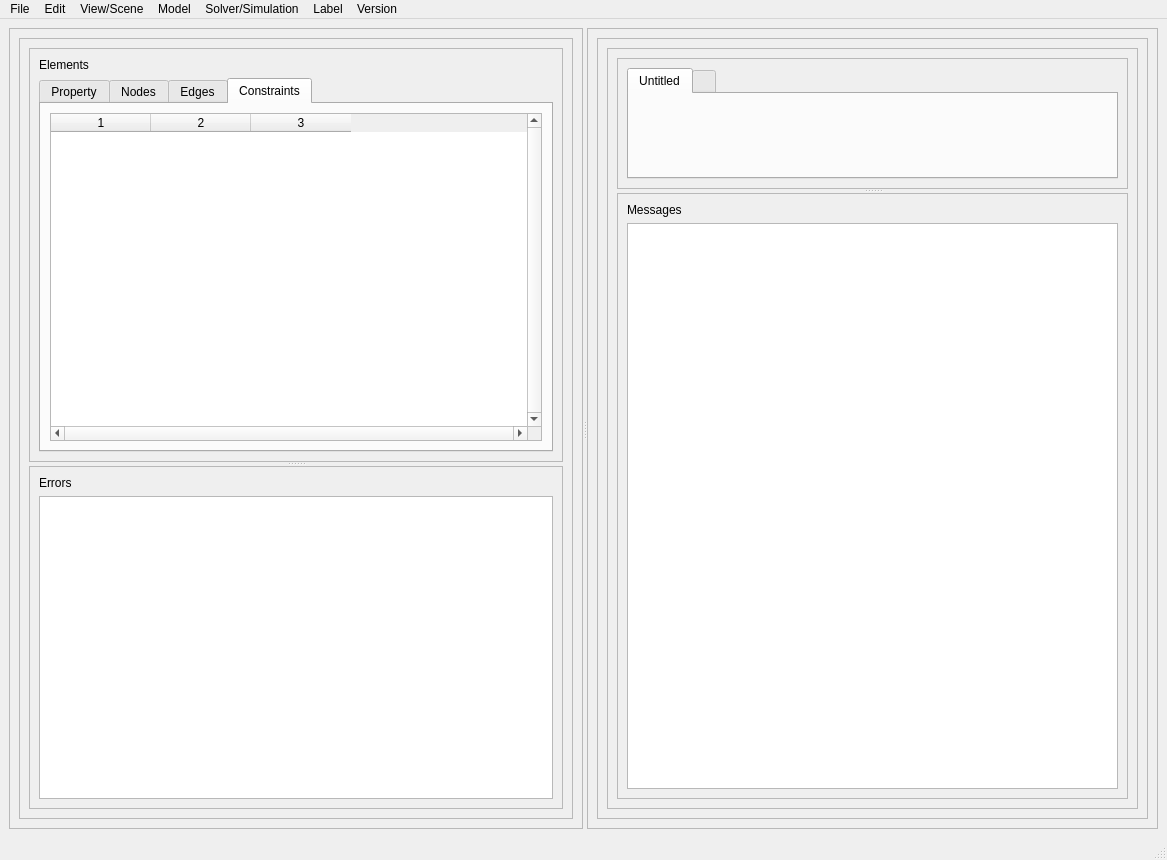
First picture: the form in gui/Ui_MainWindow.ui, repository myngshj3/graphcore-poc, before the edit.
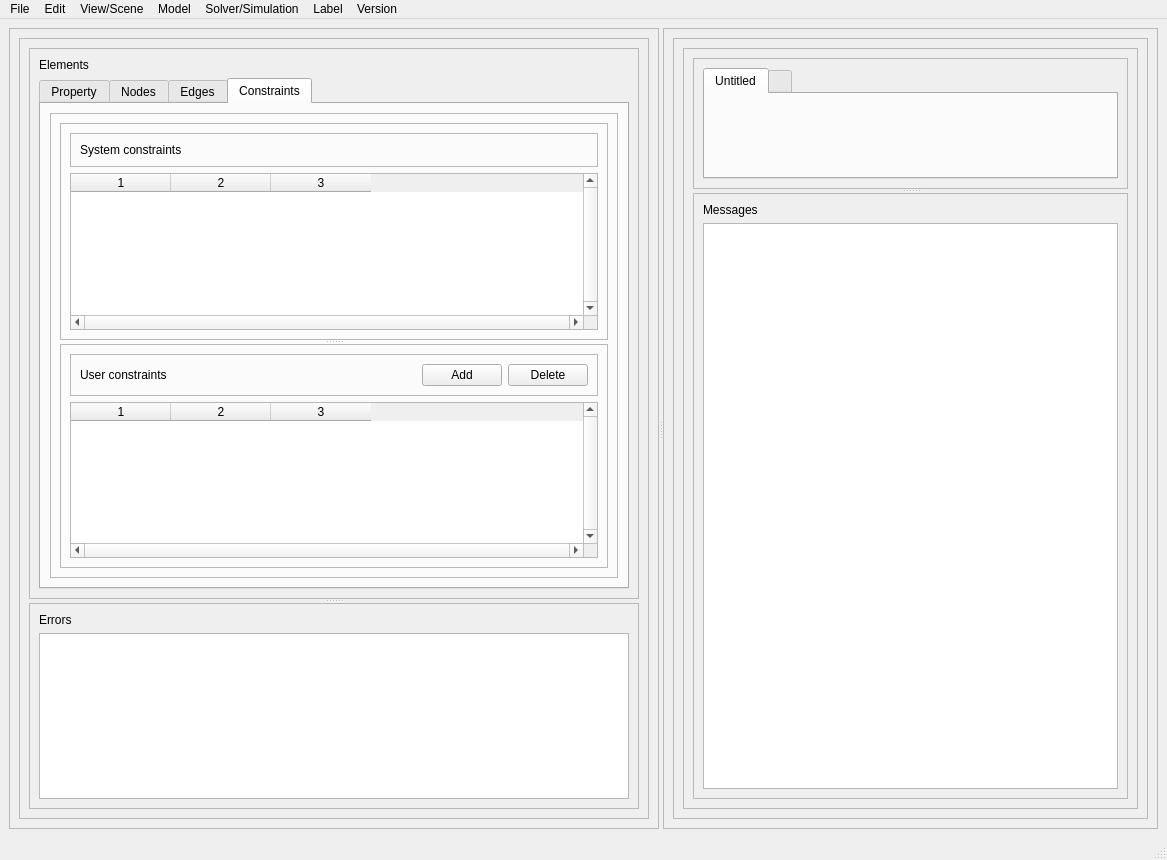
Second picture: the form after the edit. Custom widgets are drawn as their Qt base class.

Commit message:
main window modified
Constraints are separated into system constraints and user constraints.

```diff
--- a/gui/Ui_MainWindow.ui
+++ b/gui/Ui_MainWindow.ui
@@ -29,8 +29,8 @@
    <property name="styleSheet">
     <string notr="true"/>
    </property>
-   <layout class="QGridLayout" name="gridLayout_4">
-    <item row="0" column="1">
+   <layout class="QVBoxLayout" name="verticalLayout_5">
+    <item>
      <widget class="QSplitter" name="splitter_3">
       <property name="orientation">
        <enum>Qt::Horizontal</enum>
@@ -71,7 +71,7 @@
             <enum>QFrame::Raised</enum>
            </property>
            <layout class="QGridLayout" name="gridLayout_5">
-            <item row="0" column="1">
+            <item row="0" column="0">
              <widget class="QSplitter" name="splitter">
               <property name="orientation">
                <enum>Qt::Vertical</enum>
@@ -164,19 +164,139 @@
                    </attribute>
                    <layout class="QGridLayout" name="gridLayout_6">
                     <item row="0" column="0">
-                     <widget class="QTableWidget" name="constraintWidget">
-                      <property name="verticalScrollBarPolicy">
-                       <enum>Qt::ScrollBarAlwaysOn</enum>
+                     <widget class="QFrame" name="frame_8">
+                      <property name="frameShape">
+                       <enum>QFrame::StyledPanel</enum>
                       </property>
-                      <property name="horizontalScrollBarPolicy">
-                       <enum>Qt::ScrollBarAlwaysOn</enum>
+                      <property name="frameShadow">
+                       <enum>QFrame::Raised</enum>
                       </property>
-                      <property name="columnCount">
-                       <number>3</number>
-                      </property>
-                      <column/>
-                      <column/>
-                      <column/>
+                      <layout class="QGridLayout" name="gridLayout_3">
+                       <item row="1" column="0">
+                        <widget class="QSplitter" name="splitter_4">
+                         <property name="orientation">
+                          <enum>Qt::Vertical</enum>
+                         </property>
+                         <widget class="QFrame" name="frame_9">
+                          <property name="frameShape">
+                           <enum>QFrame::StyledPanel</enum>
+                          </property>
+                          <property name="frameShadow">
+                           <enum>QFrame::Raised</enum>
+                          </property>
+                          <layout class="QVBoxLayout" name="verticalLayout_7">
+                           <item>
+                            <widget class="QFrame" name="frame_6">
+                             <property name="frameShape">
+                              <enum>QFrame::StyledPanel</enum>
+                             </property>
+                             <property name="frameShadow">
+                              <enum>QFrame::Raised</enum>
+                             </property>
+                             <layout class="QHBoxLayout" name="horizontalLayout">
+                              <item>
+                               <widget class="QLabel" name="label_4">
+                                <property name="text">
+                                 <string>System constraints</string>
+                                </property>
+                               </widget>
+                              </item>
+                             </layout>
+                            </widget>
+                           </item>
+                           <item>
+                            <widget class="QTableWidget" name="systemConstraintWidget">
+                             <property name="verticalScrollBarPolicy">
+                              <enum>Qt::ScrollBarAlwaysOn</enum>
+                             </property>
+                             <property name="horizontalScrollBarPolicy">
+                              <enum>Qt::ScrollBarAlwaysOn</enum>
+                             </property>
+                             <property name="columnCount">
+                              <number>3</number>
+                             </property>
+                             <column/>
+                             <column/>
+                             <column/>
+                            </widget>
+                           </item>
+                          </layout>
+                         </widget>
+                         <widget class="QFrame" name="frame_10">
+                          <property name="frameShape">
+                           <enum>QFrame::StyledPanel</enum>
+                          </property>
+                          <property name="frameShadow">
+                           <enum>QFrame::Raised</enum>
+                          </property>
+                          <layout class="QVBoxLayout" name="verticalLayout_9">
+                           <item>
+                            <widget class="QFrame" name="frame_2">
+                             <property name="frameShape">
+                              <enum>QFrame::StyledPanel</enum>
+                             </property>
+                             <property name="frameShadow">
+                              <enum>QFrame::Raised</enum>
+                             </property>
+                             <layout class="QHBoxLayout" name="horizontalLayout_2">
+                              <item>
+                               <widget class="QLabel" name="label_5">
+                                <property name="text">
+                                 <string>User constraints</string>
+                                </property>
+                               </widget>
+                              </item>
+                              <item>
+                               <spacer name="horizontalSpacer">
+                                <property name="orientation">
+                                 <enum>Qt::Horizontal</enum>
+                                </property>
+                                <property name="sizeHint" stdset="0">
+                                 <size>
+                                  <width>40</width>
+                                  <height>20</height>
+                                 </size>
+                                </property>
+                               </spacer>
+                              </item>
+                              <item>
+                               <widget class="QPushButton" name="addUserConstraintButton">
+                                <property name="text">
+                                 <string>Add</string>
+                                </property>
+                               </widget>
+                              </item>
+                              <item>
+                               <widget class="QPushButton" name="deleteUserConstraintButton">
+                                <property name="text">
+                                 <string>Delete</string>
+                                </property>
+                               </widget>
+                              </item>
+                             </layout>
+                            </widget>
+                           </item>
+                           <item>
+                            <widget class="QTableWidget" name="constraintWidget">
+                             <property name="verticalScrollBarPolicy">
+                              <enum>Qt::ScrollBarAlwaysOn</enum>
+                             </property>
+                             <property name="horizontalScrollBarPolicy">
+                              <enum>Qt::ScrollBarAlwaysOn</enum>
+                             </property>
+                             <property name="columnCount">
+                              <number>3</number>
+                             </property>
+                             <column/>
+                             <column/>
+                             <column/>
+                            </widget>
+                           </item>
+                          </layout>
+                         </widget>
+                        </widget>
+                       </item>
+                      </layout>
                      </widget>
                     </item>
                    </layout>
```
Left out of the diff: 2 changed lines with no effect on the pictures. The commit also changes 2 other files.
